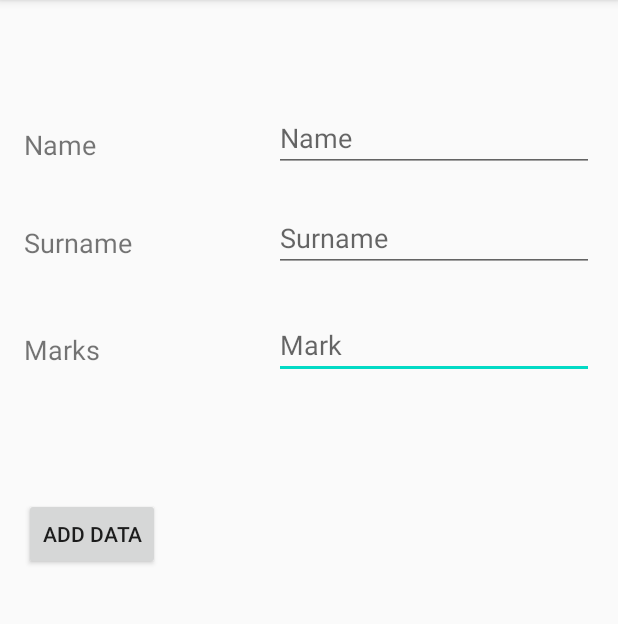
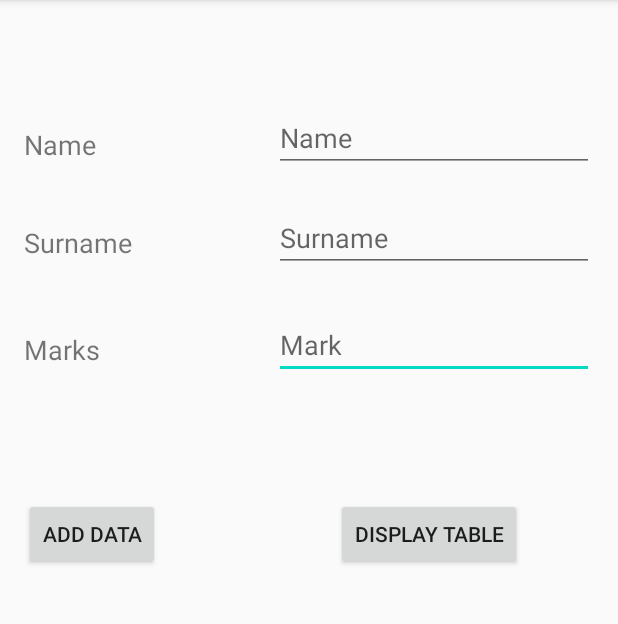
Before and after one commit to BaldeepDhaliwal/Android-sqlLite-tutorial-practice, an Android app: the screen it shows after launch (MainActivity), on a phone screen of 412 x 824 dp, the part 84-708 px from its top. Run offline under Robolectric (Android 15) with nearby library versions, the phone set to English and light mode, and no system bars.

Commit message:
Went over Obtaining nad displaying db table data

```diff
--- a/Desktop/cs/app/src/main/java/com/example/sqlitetutorialfollowalongpractice/MainActivity.java
+++ b/Desktop/cs/app/src/main/java/com/example/sqlitetutorialfollowalongpractice/MainActivity.java
@@ -1,7 +1,9 @@
 package com.example.sqlitetutorialfollowalongpractice;
 
+import androidx.appcompat.app.AlertDialog;
 import androidx.appcompat.app.AppCompatActivity;
 
+import android.database.Cursor;
 import android.database.sqlite.SQLiteDatabase;
 import android.os.Bundle;
 import android.view.View;
@@ -15,6 +17,7 @@ public class MainActivity extends AppCompatActivity {
     EditText surName;
     EditText mark;
     Button button;
+    Button viewAllButton;
     @Override
     protected void onCreate(Bundle savedInstanceState) {
         super.onCreate(savedInstanceState);
@@ -28,6 +31,7 @@ public class MainActivity extends AppCompatActivity {
         name = (EditText) findViewById(R.id.nameEditText);
         surName = (EditText) findViewById(R.id.surnameEditText);
         mark = (EditText) findViewById(R.id.marksEditBox);
+        viewAllButton = (Button) findViewById(R.id.displayTableButton);
 
         //when button clicked get text values from editTexts and insert data into db.
         button.setOnClickListener(new View.OnClickListener() {
@@ -45,6 +49,35 @@ public class MainActivity extends AppCompatActivity {
                }
             }
         });
+
+
+        //View all items when button pressed
+        viewAllButton.setOnClickListener(new View.OnClickListener() {
+            @Override
+            public void onClick(View v) {
+                //get all data
+                Cursor cursor = db.getAllData();
+                //res.getcount == 0 means nothing in table/no results returned by query.
+                if(cursor.getCount()==0){
+                    //0 results
+                    Toast.makeText(MainActivity.this, "No results returned by query", Toast.LENGTH_LONG).show();
+                }
+                else{
+                    //Query returned something. Display it with stringbuffer
+                    //iterate over all data in cursor and append it row by row to stringbuffer
+                    StringBuffer buffer = new StringBuffer();
+                    while(cursor.moveToNext()){
+                        buffer.append("ID: "+cursor.getString(0)+"Name: "+cursor.getString(1)+" Surname: "+cursor.getString(2)+"Mark: "+cursor.getString(3)+"\n\n");
+                    }
+                    //Results appended. Show data
+                    AlertDialog.Builder builder = new AlertDialog.Builder(MainActivity.this);
+                    builder.setCancelable(true);
+                    builder.setTitle("Data");
+                    builder.setMessage(buffer.toString());
+                    builder.show();
+                }
+            }
+        });
     }
 
 
--- a/Desktop/cs/app/src/main/res/layout/activity_main.xml
+++ b/Desktop/cs/app/src/main/res/layout/activity_main.xml
@@ -95,4 +95,14 @@
         android:text="Add Data"
         app:layout_constraintBottom_toBottomOf="parent"
         app:layout_constraintStart_toStartOf="parent" />
+
+    <Button
+        android:id="@+id/displayTableButton"
+        android:layout_width="wrap_content"
+        android:layout_height="wrap_content"
+        android:layout_marginEnd="64dp"
+        android:layout_marginBottom="388dp"
+        android:text="Display Table"
+        app:layout_constraintBottom_toBottomOf="parent"
+        app:layout_constraintEnd_toEndOf="parent" />
 </androidx.constraintlayout.widget.ConstraintLayout>
```
Also changed, not shown: Desktop/cs/app/src/main/java/com/example/sqlitetutorialfollowalongpractice/DatabaseHelper.java (+15 -0 lines).
